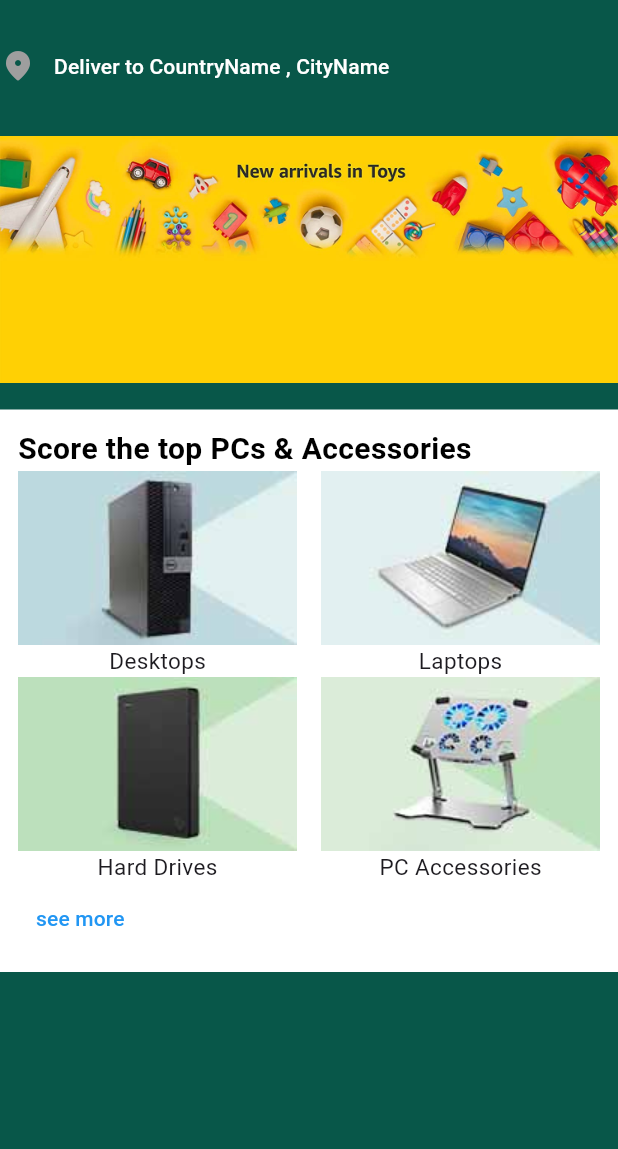
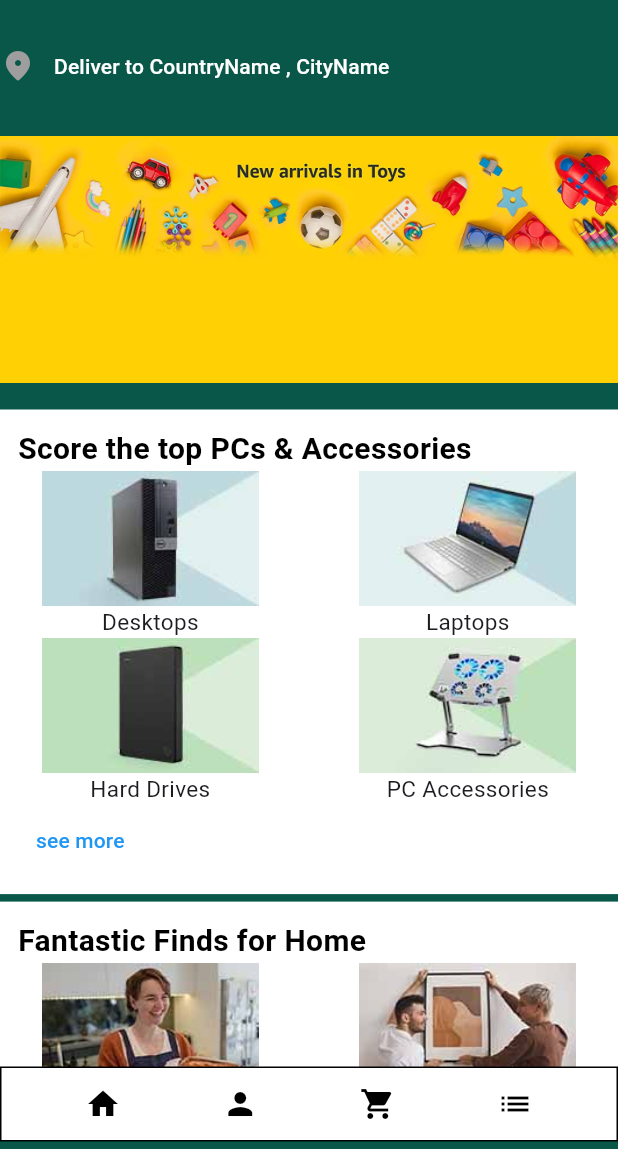
Before and after one commit to ezedin130/amazon, a Flutter app: the screen it shows after launch, on a phone screen of 412 x 824 dp, the part 87-1236 px from its top. Run offline on Flutter 3.47's test engine with Material 3 defaults, Android fonts, the phone set to English and light mode, and no system bars; our stand-ins replace device_preview.

Commit message:
new file:   devtools_options.yaml 	modified:   lib/Screens/HomeScreen.dart 	modified:   lib/Services/BoXColumn.dart 	modified:   lib/Services/Images.dart 	modified:   lib/main.dart 	modified:   macos/Flutter/GeneratedPluginRegistrant.swift 	modified:   pubspec.lock 	modified:   pubspec.yaml

```diff
--- /dev/null
+++ b/devtools_options.yaml
@@ -0,0 +1,3 @@
+description: This file stores settings for Dart & Flutter DevTools.
+documentation: https://docs.flutter.dev/tools/devtools/extensions#configure-extension-enablement-states
+extensions:
--- a/lib/Screens/HomeScreen.dart
+++ b/lib/Screens/HomeScreen.dart
@@ -1,4 +1,4 @@
-// ignore_for_file: file_names, use_key_in_widget_constructors, prefer_const_declarations, prefer_const_constructors, prefer_const_literals_to_create_immutables, sort_child_properties_last, sized_box_for_whitespace, must_be_immutable
+// ignore_for_file: file_names, use_key_in_widget_constructors, prefer_const_declarations, prefer_const_constructors, prefer_const_literals_to_create_immutables, sort_child_properties_last, sized_box_for_whitespace, must_be_immutable, avoid_unnecessary_containers
 
 import 'package:flutter/material.dart';
 import 'package:amazon/Services/Networking.dart';
@@ -42,7 +42,7 @@ class _HomeScreenState extends State<HomeScreen> {
     return Scaffold(
       backgroundColor: Color(0xff085749),
       body: SafeArea(
-        child: ListView(
+        child: Column(
           children: [
             Padding(
               padding: const EdgeInsets.all(10.0),
@@ -82,10 +82,15 @@ class _HomeScreenState extends State<HomeScreen> {
                 )
               ],
             ),
-            //1,2,3,4,5
             SizedBox(
               height: 5.0,
             ),
+            Expanded(
+              child: ListView.builder(
+                  itemCount: 1,
+                  itemBuilder: (context, index) {
+                    return Column(
+                      children: [
                         SizedBox(
                           height: 200.0,
                           child: ListView(
@@ -125,23 +130,77 @@ class _HomeScreenState extends State<HomeScreen> {
                           imagepath1: images.images1.path,
                           imagepath2: images.images2.path,
                           imagepath3: images.images3.path,
-              imagepath4:  images.images4.path,
+                          imagepath4: images.images4.path,
                           name1: images.images1.name,
                           name2: images.images2.name,
                           name3: images.images3.name,
                           name4: images.images4.name,
                         ),
-            // ContainerBox(
-            //   headertext: 'Fantastic Finds for Home',
-            //   btntxt: 'see more',
-            // ),
-            //  ContainerBox(
-            //   headertext: 'Shoes under \$60',
-            //   btntxt: 'shop all',
-            // ),
+                        SizedBox(height: 5.0),
+                        ContainerBox(
+                          headertext: 'Fantastic Finds for Home',
+                          btntxt: 'see more',
+                          imagepath1: images.images5.path,
+                          imagepath2: images.images6.path,
+                          imagepath3: images.images7.path,
+                          imagepath4: images.images8.path,
+                          name1: images.images5.name,
+                          name2: images.images6.name,
+                          name3: images.images7.name,
+                          name4: images.images8.name,
+                        )
+                      ],
+                    );
+                  }),
+            ),
+            Container(
+              margin: EdgeInsets.only(bottom: 5.0),
+              decoration: BoxDecoration(
+                color: Colors.white,
+                border: Border.all(color: Colors.black),
+              ),
+              child: Row(
+                //crossAxisAlignment: CrossAxisAlignment.stretch,
+                mainAxisAlignment: MainAxisAlignment.spaceEvenly,
+                children: [
+                  IconBtn(
+                    icon: Icons.home,
+                    onp: () {},
+                  ),
+                  IconBtn(
+                    icon: Icons.person,
+                    onp: () {},
+                  ),
+                  IconBtn(
+                    icon: Icons.shopping_cart,
+                    onp: () {},
+                  ),
+                  IconBtn(
+                    icon: Icons.list,
+                    onp: () {},
+                  ),
+                ],
+              ),
+            )
           ],
         ),
       ),
     );
   }
 }
+
+class IconBtn extends StatelessWidget {
+  const IconBtn({super.key, required this.icon, required this.onp});
+  final IconData icon;
+  final Function() onp;
+  @override
+  Widget build(BuildContext context) {
+    return IconButton(
+      onPressed: onp,
+      icon: Icon(
+        icon,
+        color: Colors.black,
+      ),
+    );
+  }
+}
--- a/lib/Services/BoXColumn.dart
+++ b/lib/Services/BoXColumn.dart
@@ -1,6 +1,7 @@
 // ignore_for_file: prefer_const_constructors, file_names
 
 import 'package:flutter/material.dart';
+
 class BoxColumn extends StatelessWidget {
   const BoxColumn({
     super.key,
@@ -13,10 +14,16 @@ class BoxColumn extends StatelessWidget {
 
   @override
   Widget build(BuildContext context) {
-    return Column(
+    return Flexible(
+      flex: 5,
+      fit: FlexFit.tight,
+      child: Column(
         //add button for the functionslity
         children: [
-        Image.asset(imagepath),
+          MaterialButton(
+            onPressed: () {},
+            child: Image.asset(imagepath),
+          ),
           Text(
             text,
             style: TextStyle(
@@ -24,6 +31,7 @@ class BoxColumn extends StatelessWidget {
             ),
           ),
         ],
+      ),
     );
   }
 }
--- a/lib/Services/Images.dart
+++ b/lib/Services/Images.dart
@@ -1,12 +1,16 @@
 // ignore_for_file: camel_case_types, file_names
-enum images{
-  images1( 'lib/assets/asset 158.jpeg',  'Desktops'),
-  images2( 'lib/assets/asset 159.jpeg',  'Laptops'),
-  images3( 'lib/assets/asset 160.jpeg',  'Hard Drives'),
-  images4( 'lib/assets/asset 161.jpeg', 'PC Accessories');
+enum images {
+  images1('lib/assets/asset 158.jpeg', 'Desktops'),
+  images2('lib/assets/asset 159.jpeg', 'Laptops'),
+  images3('lib/assets/asset 160.jpeg', 'Hard Drives'),
+  images4('lib/assets/asset 161.jpeg', 'PC Accessories'),
+  images5('lib/assets/asset 154.jpeg', 'Kitchen'),
+  images6('lib/assets/asset 155.jpeg', 'Home Decor'),
+  images7('lib/assets/asset 156.jpeg', 'Dining'),
+  images8('lib/assets/asset 157.jpeg', 'Smart Home');
 
-   const images( this.path ,  this.name);
-   final String path;
-   final String name;
+  const images(this.path, this.name);
+  final String path;
+  final String name;
 }
 //54,55,57,56
--- a/lib/main.dart
+++ b/lib/main.dart
@@ -1,8 +1,13 @@
+import 'package:flutter/foundation.dart';
 import 'package:flutter/material.dart';
 import 'Screens/HomeScreen.dart';
+import 'package:device_preview/device_preview.dart';
 
 void main() {
-  runApp(const MyApp());
+  runApp(DevicePreview(
+    enabled: !kReleaseMode,
+    builder: (context) => const MyApp(),
+  ));
 }
 
 class MyApp extends StatelessWidget {
@@ -10,7 +15,9 @@ class MyApp extends StatelessWidget {
 
   @override
   Widget build(BuildContext context) {
-    return  MaterialApp(
+    return MaterialApp(
+      locale: DevicePreview.locale(context),
+      builder: DevicePreview.appBuilder,
       initialRoute: HomeScreen.id,
       routes: {
         HomeScreen.id: (context) => HomeScreen(),
--- a/pubspec.yaml
+++ b/pubspec.yaml
@@ -36,6 +36,7 @@ dependencies:
   # Use with the CupertinoIcons class for iOS style icons.
   cupertino_icons: ^1.0.8
   http: ^1.2.2
+  device_preview: ^1.2.0
 
 dev_dependencies:
   flutter_test:
```
Also changed, not shown: pubspec.lock, 1 other file. Lines whose indentation alone changed are shown as unchanged.
